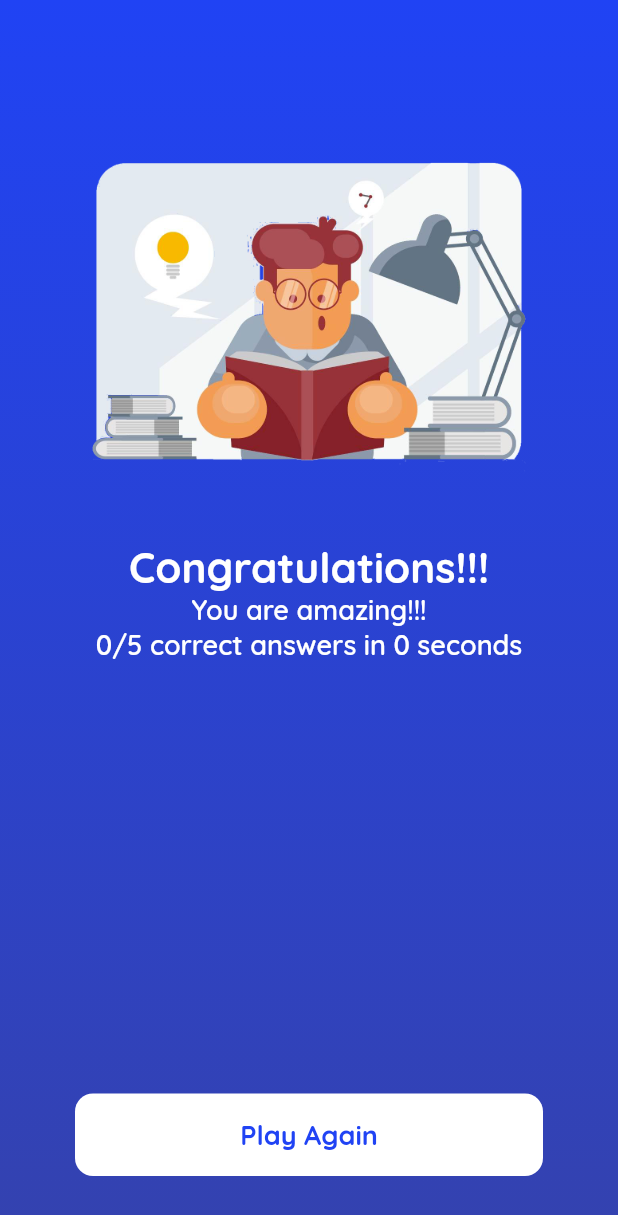
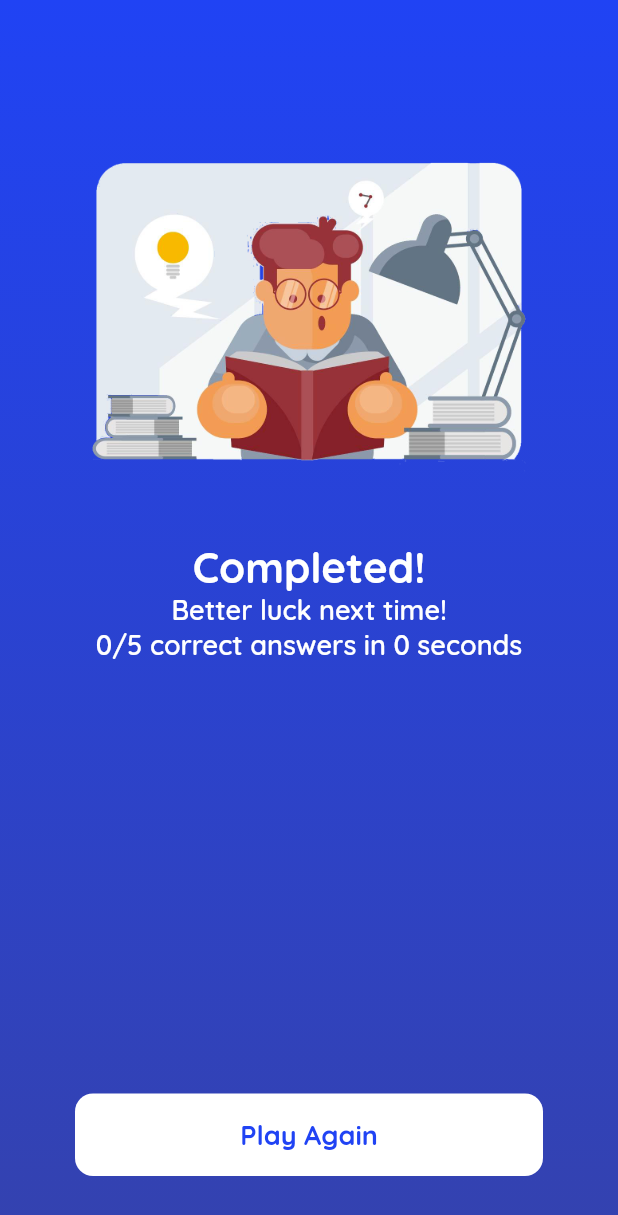
Before and after one commit to levantan1401/quizz_app_enlab, a Flutter app: the ScoreScreen screen opened directly with empty values, on a phone screen of 412 x 824 dp. Shown: the top 1215 px of the screen. Run offline on Flutter 3.47's test engine with Material 2 defaults, Android fonts, the light colour scheme and no system bars; network calls fail.

Commit message:
result text fail or pass in score screen

```diff
--- a/lib/quiz_screen.dart
+++ b/lib/quiz_screen.dart
@@ -22,7 +22,7 @@ class _QuizScreenState extends State<QuizScreen> {
   late Future quiz;
   int count_correct = 0;
 
-  int demTime = 0;
+  int countTime = 0;
   int points = 0;
 
   var isLoaded = false;
@@ -65,7 +65,7 @@ class _QuizScreenState extends State<QuizScreen> {
       setState(() {
         if (seconds > 0) {
           seconds--;
-          demTime++;
+          countTime++;
         } else {
           gotoNextQuestion();
         }
@@ -170,6 +170,7 @@ class _QuizScreenState extends State<QuizScreen> {
                               } else if (optionsList[index].toString() !=
                                   answer.toString()) {
                                 optionsColor[index] = Colors.red;
+
                               }
                               if (currentQuestionIndex < data.length - 1) {
                                 Future.delayed(const Duration(seconds: 1), () {
@@ -179,12 +180,12 @@ class _QuizScreenState extends State<QuizScreen> {
                                   data.length - 1) {
                                 timer!.cancel();
                                 //here you can do whatever you want with the results
-                                // runDialog(count_correct,demTime);
+                                // runDialog(count_correct,countTime);
                                 Navigator.push(
                                     context,
                                     MaterialPageRoute(
                                         builder: (context) =>
-                                            ScoreScreen(count_correct, demTime)));
+                                            ScoreScreen(count_correct, countTime)));
                               }
                             });
                           },
--- a/lib/score_screen.dart
+++ b/lib/score_screen.dart
@@ -6,11 +6,30 @@ import 'package:quizz_app_enlab/const/text.dart';
 import 'package:quizz_app_enlab/quiz_screen.dart';
 
 class ScoreScreen extends StatelessWidget {
-  const ScoreScreen(this.count_correct, this.demTime, {Key? key})
+  ScoreScreen(this.count_correct, this.countTime, {Key? key})
       : super(key: key);
 
   final int count_correct;
-  final int demTime;
+  final int countTime;
+
+  String headNoti ='';
+  String textWish ='';
+
+  headNotifi(count_correct) {
+    if(count_correct > 3) {
+      return headNoti = "Congratulations!!!";
+    }else if(count_correct <= 3 && count_correct >= 0) {
+      return headNoti = "Completed!";
+    }
+  }
+  textMsg(count_correct) {
+    if(count_correct > 3) {
+      return textWish = "You are amazing!!!";
+    }else if(count_correct <= 3 && count_correct >= 0) {
+      return textWish = "Better luck next time!";
+    }
+  }
+
   @override
   Widget build(BuildContext context) {
     var size = MediaQuery.of(context).size;
@@ -37,14 +56,17 @@ class ScoreScreen extends StatelessWidget {
               height: 20,
             ),
             headingText(
-                text: "Congratulations!!!", color: Colors.white, size: 28),
+                // text: "${headNoti.toString()}",
+                text:"${headNotifi(count_correct)}",
+                color: Colors.white, size: 28),
             normalText(
-                text: "You are amazing!!!", color: Colors.white, size: 18),
+                text:"${textMsg(count_correct)}", color: Colors.white, size: 18),
             normalText(
                 text:
-                    "${count_correct}/5 correct answers in ${demTime} seconds",
+                    "${count_correct}/5 correct answers in ${countTime} seconds",
                 color: Colors.white,
                 size: 18),
+
             const SizedBox(
               height: 20,
             ),
```
